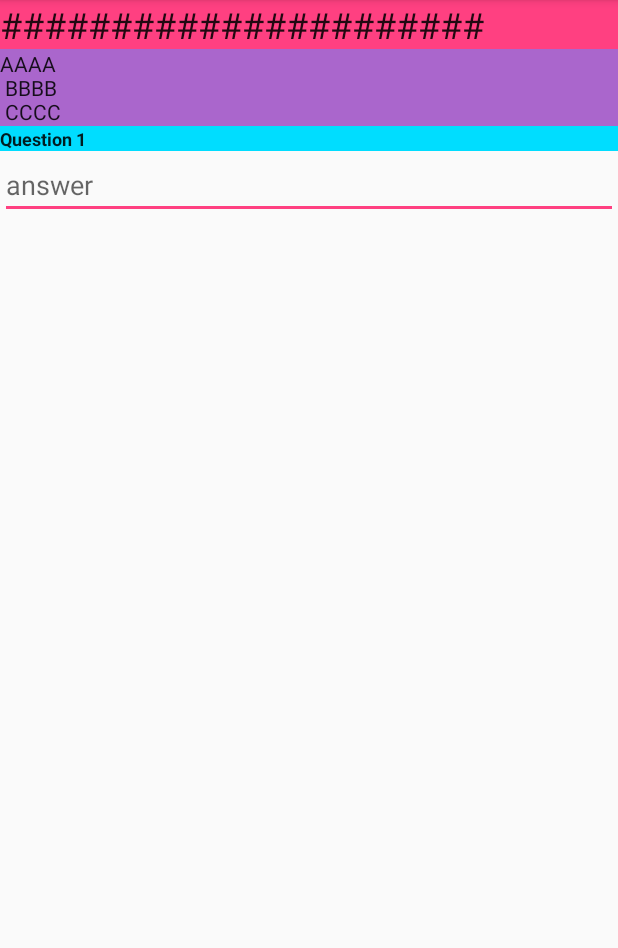
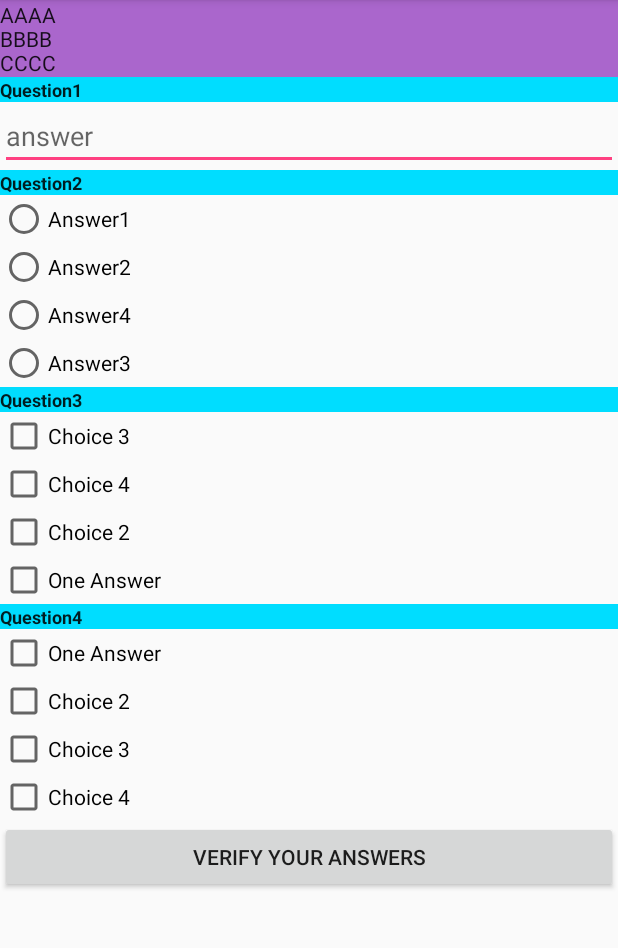
Before and after one commit to Rif7/QuizApp, an Android app: the screen it shows after launch (MainActivity), on a phone screen of 412 x 824 dp, the part 84-1032 px from its top. Run offline under Robolectric (Android 15) with nearby library versions, the phone set to English and light mode, and no system bars.

Commit message:
Created initial working version. TODO: - improve layout - create parser for questions (text,xml?) - delete initial test layout

```diff
--- a/app/src/main/java/com/example/android/quizapp/Choice.java
+++ b/app/src/main/java/com/example/android/quizapp/Choice.java
@@ -1,11 +1,9 @@
 package com.example.android.quizapp;
 
-import java.util.HashMap;
+import android.widget.CompoundButton;
 
 public class Choice {
-    private static HashMap<String, Choice> resIdMap;
-
-    private String resId;
+    private CompoundButton compoundButtonRef;
     private String choiceText;
     private boolean isChosen;
     private boolean isCorrect;
@@ -13,6 +11,14 @@ public class Choice {
     Choice(String choiceText, boolean isCorrect) {
         this.choiceText = choiceText;
         this.isCorrect = isCorrect;
+    }
+
+    void setCompoundButtonRef(CompoundButton compoundButton) {
+        this.compoundButtonRef = compoundButton;
+    }
+
+    void updateAnswer() {
+        isChosen = compoundButtonRef.isChecked();
     }
 
     String getChoiceText() {
@@ -23,15 +29,6 @@ public class Choice {
         return isCorrect;
     }
 
-    void setId(String resId) {
-        this.resId = resId;
-        resIdMap.put(this.resId, this);
-    }
-
-    public static HashMap<String, Choice> getResIdMap() {
-        return resIdMap;
-    }
-
     boolean isChosen() {
         return isChosen;
     }
--- a/app/src/main/java/com/example/android/quizapp/MainActivity.java
+++ b/app/src/main/java/com/example/android/quizapp/MainActivity.java
@@ -2,34 +2,44 @@ package com.example.android.quizapp;
 
 import android.support.v7.app.AppCompatActivity;
 import android.os.Bundle;
-import android.widget.EditText;
+import android.view.View;
 import android.widget.LinearLayout;
-import android.widget.TextView;
+import android.widget.Toast;
 
 public class MainActivity extends AppCompatActivity {
+    QuestionManager questionManager;
+    QuestionsLayout questionsLayout;
 
     @Override
     protected void onCreate(Bundle savedInstanceState) {
         super.onCreate(savedInstanceState);
         setContentView(R.layout.activity_main);
-        LinearLayout questionListView = findViewById(R.id.questionsListView);
-        questionListView.removeAllViewsInLayout();
+        LinearLayout questionListLinearLayout = findViewById(R.id.questionsListView);
+        questionManager = new QuestionManager();
+        questionsLayout = new QuestionsLayout(this, questionListLinearLayout, questionManager);
 
-        TextView introText = new TextView(this, null, R.attr.introStyleRef);
-        questionListView.addView(introText);
+        questionManager.createTextQuestion("Question1", "answer1");
+        questionManager.createSingleChoiceQuestion("Question2", "Answer1", new String[]{"Answer2", "Answer3", "Answer4"});
+        questionManager.createMultipleChoiceQuestion("Question3", new String[]{"One Answer"}, new String[]{"Choice 2", "Choice 3", "Choice 4"});
+        questionManager.createMultipleChoiceQuestion("Question4", new String[]{"One Answer"}, new String[]{"Choice 2", "Choice 3", "Choice 4"});
 
-        LinearLayout textAnswerQuestion = new LinearLayout(this, null, R.attr.questionAndAnswerLayoutRef);
-        TextView questionText = new TextView(this, null, R.attr.questionStyleRef);
-        questionText.setText("Question 1");
-        EditText textAnswer = new EditText(this, null, R.attr.textAnswerStyleRef);
-
-        textAnswerQuestion.addView(questionText);
-        textAnswerQuestion.addView(textAnswer);
-
-        questionListView.addView(textAnswerQuestion);
+        questionsLayout.createIntroTextLayout("AAAA\nBBBB\nCCCC");
+        questionsLayout.createAllQuestionsLayout();
     }
 
-//    TextView createIntroText(String text) {
-//
-//    }
+    public void clickGradingButton(View view) {
+        int total = 0;
+        int correct = 0;
+        for (AbstractQuestion question : questionManager.getQuestionList()) {
+            total++;
+            question.updateAnswer();
+            if (question.isCorrect()) {
+                correct++;
+            }
+        }
+        Toast toast = Toast.makeText(getApplicationContext(),
+                "You have result" + correct + "/" + total, Toast.LENGTH_SHORT);
+        toast.show();
+    }
+
 }
--- a/app/src/main/java/com/example/android/quizapp/Question.java
+++ b/app/src/main/java/com/example/android/quizapp/Question.java
@@ -1,10 +1,8 @@
 package com.example.android.quizapp;
 
-import android.util.Log;
+import android.widget.EditText;
 
 import java.util.ArrayList;
-
-import static android.content.ContentValues.TAG;
 
 abstract class AbstractQuestion {
     private String question;
@@ -12,15 +10,14 @@ abstract class AbstractQuestion {
     AbstractQuestion(String question) {
         this.question = question;
     }
-
     String getQuestion() {
         return question;
     }
 
     abstract boolean isCorrect();
-
     abstract boolean isAnswered();
 
+    abstract void updateAnswer();
 }
 
 abstract class ChoiceQuestion extends AbstractQuestion {
@@ -44,6 +41,13 @@ abstract class ChoiceQuestion extends AbstractQuestion {
         return false;
     }
 
+    @Override
+    void updateAnswer() {
+        for (Choice choice : this.choices) {
+            choice.updateAnswer();
+        }
+    }
+
 }
 
 
@@ -61,6 +65,7 @@ class MultipleChoiceQuestion extends ChoiceQuestion {
         }
         return true;
     }
+
 
 }
 
@@ -80,10 +85,10 @@ class SingleChoiceQuestion extends ChoiceQuestion {
     }
 }
 
-
 class TextEntryQuestion extends AbstractQuestion {
     private String answer;
     private String respond;
+    private EditText editTextRef;
 
     TextEntryQuestion(String question, String answer) {
         super(question);
@@ -99,6 +104,16 @@ class TextEntryQuestion extends AbstractQuestion {
         this.respond = respond.toLowerCase();
     }
 
+    void setEditTextRef(EditText editText) {
+        editTextRef = editText;
+    }
+
+
+    @Override
+    void updateAnswer() {
+        respond = editTextRef.getText().toString();
+    }
+
     @Override
     boolean isCorrect() {
         return this.answer.equals(this.respond);
--- a/app/src/main/java/com/example/android/quizapp/QuestionManager.java
+++ b/app/src/main/java/com/example/android/quizapp/QuestionManager.java
@@ -1,23 +1,38 @@
 package com.example.android.quizapp;
 
 import java.util.ArrayList;
-
+import java.util.Collections;
 
 class QuestionManager {
-    TextEntryQuestion getTextQuestion(String question, String answer) {
-        return new TextEntryQuestion(question, answer);
+    ArrayList<AbstractQuestion> questionList;
+
+    QuestionManager() {
+        questionList = new ArrayList<>();
     }
 
-    SingleChoiceQuestion getSingleChoiceQuestion(String question, String answer, String[] choices) {
+    ArrayList<AbstractQuestion> getQuestionList() {
+        return questionList;
+    }
+
+    TextEntryQuestion createTextQuestion(String question, String answer) {
+        TextEntryQuestion questionObject = new TextEntryQuestion(question, answer);
+        questionList.add(questionObject);
+        return questionObject;
+    }
+
+    SingleChoiceQuestion createSingleChoiceQuestion(String question, String answer, String[] choices) {
         ArrayList<Choice> choicesList = new ArrayList<>();
         choicesList.add(new Choice(answer, true));
         for (String choice : choices) {
             choicesList.add(new Choice(choice, false));
         }
-        return new SingleChoiceQuestion(question, choicesList);
+        Collections.shuffle(choicesList);
+        SingleChoiceQuestion questionObject = new SingleChoiceQuestion(question, choicesList);
+        questionList.add(questionObject);
+        return questionObject;
     }
 
-    MultipleChoiceQuestion getMultipleChoiceQuestion(String question, String[] answers, String[] choices) {
+    MultipleChoiceQuestion createMultipleChoiceQuestion(String question, String[] answers, String[] choices) {
         ArrayList<Choice> choicesList = new ArrayList<>();
         for (String choice : answers) {
             choicesList.add(new Choice(choice, true));
@@ -25,8 +40,19 @@ class QuestionManager {
         for (String choice : choices) {
             choicesList.add(new Choice(choice, false));
         }
-        return new MultipleChoiceQuestion(question, choicesList);
+        Collections.shuffle(choicesList);
+        MultipleChoiceQuestion questionObject = new MultipleChoiceQuestion(question, choicesList);
+        questionList.add(questionObject);
+        return questionObject;
     }
 
+//    int getNumberOfAllQuestions() {
+//        return questionList.size();
+//    }
+//
+//    void getNumberOfCorrectAnswers() {
+//         int counterCorrectAnswers = 0;
+//         for
+//    }
 
 }
--- /dev/null
+++ b/app/src/main/java/com/example/android/quizapp/QuestionsLayout.java
@@ -0,0 +1,89 @@
+package com.example.android.quizapp;
+
+
+import android.content.Context;
+import android.widget.CheckBox;
+import android.widget.EditText;
+import android.widget.LinearLayout;
+import android.widget.RadioButton;
+import android.widget.RadioGroup;
+import android.widget.TextView;
+
+import java.util.ArrayList;
+
+public class QuestionsLayout {
+    Context mainActivityContext;
+    LinearLayout questionsListView;
+    QuestionManager questionManager;
+
+
+    QuestionsLayout(Context mainActivityContext, LinearLayout questionsListView, QuestionManager questionManager) {
+        this.mainActivityContext = mainActivityContext;
+        this.questionsListView = questionsListView;
+        this.questionManager = questionManager;
+        this.questionsListView.removeAllViewsInLayout();
+    }
+
+    void createIntroTextLayout(String text) {
+        TextView introText = new TextView(mainActivityContext, null, R.attr.introStyleRef);
+        introText.setText(text);
+        questionsListView.addView(introText);
+    }
+
+    private LinearLayout createQuestionBaseLayout(String question) {
+        LinearLayout textAnswerQuestion = new LinearLayout(mainActivityContext, null, R.attr.questionAndAnswerLayoutRef);
+        TextView questionText = new TextView(mainActivityContext, null, R.attr.questionStyleRef);
+        questionText.setText(question);
+        textAnswerQuestion.addView(questionText);
+        return textAnswerQuestion;
+    }
+
+    private LinearLayout createTextAnswerQuestionLayout(TextEntryQuestion textEntryQuestion) {
+        LinearLayout questionBaseLayout = createQuestionBaseLayout(textEntryQuestion.getQuestion());
+        EditText textAnswer = new EditText(mainActivityContext, null, R.attr.textAnswerStyleRef);
+        textEntryQuestion.setEditTextRef(textAnswer);
+        questionBaseLayout.addView(textAnswer);
+        return questionBaseLayout;
+    }
+
+    private LinearLayout createSingleChoiceQuestionLayout(SingleChoiceQuestion singleChoiceQuestion) {
+        LinearLayout questionBaseLayout = createQuestionBaseLayout(singleChoiceQuestion.getQuestion());
+        ArrayList<Choice> choiceArrayList = singleChoiceQuestion.getChoices();
+        RadioGroup radioGroup = new RadioGroup(mainActivityContext);
+        for (Choice choice : choiceArrayList) {
+            RadioButton radioButton = new RadioButton(mainActivityContext, null, R.attr.radioButtonStyle);
+            radioButton.setText(choice.getChoiceText());
+            choice.setCompoundButtonRef(radioButton);
+            radioGroup.addView(radioButton);
+        }
+        questionBaseLayout.addView(radioGroup);
+        return questionBaseLayout;
+    }
+
+    private LinearLayout createMultipleChoiceQuestionLayout(MultipleChoiceQuestion multipleChoiceQuestion) {
+        LinearLayout questionBaseLayout = createQuestionBaseLayout(multipleChoiceQuestion.getQuestion());
+        ArrayList<Choice> choiceArrayList = multipleChoiceQuestion.getChoices();
+        for (Choice choice : choiceArrayList) {
+            CheckBox checkBox = new CheckBox(mainActivityContext, null, R.attr.checkboxStyle);
+            checkBox.setText(choice.getChoiceText());
+            choice.setCompoundButtonRef(checkBox);
+            questionBaseLayout.addView(checkBox);
+        }
+        return questionBaseLayout;
+    }
+
+    void createAllQuestionsLayout() {
+        for (AbstractQuestion question : questionManager.getQuestionList()) {
+            LinearLayout questionView = null;
+            if (question instanceof TextEntryQuestion) {
+                questionView = createTextAnswerQuestionLayout((TextEntryQuestion) question);
+            } else if (question instanceof SingleChoiceQuestion) {
+                questionView = createSingleChoiceQuestionLayout((SingleChoiceQuestion) question);
+            } else if (question instanceof MultipleChoiceQuestion) {
+                questionView = createMultipleChoiceQuestionLayout((MultipleChoiceQuestion) question);
+            }
+            questionsListView.addView(questionView);
+        }
+    }
+
+}
--- a/app/src/main/res/layout/activity_main.xml
+++ b/app/src/main/res/layout/activity_main.xml
@@ -1,16 +1,20 @@
 <?xml version="1.0" encoding="utf-8"?>
-<LinearLayout xmlns:android="http://schemas.android.com/apk/res/android"
+<RelativeLayout xmlns:android="http://schemas.android.com/apk/res/android"
     xmlns:tools="http://schemas.android.com/tools"
     android:layout_width="match_parent"
     android:layout_height="match_parent"
     android:orientation="vertical"
     tools:context="com.example.android.quizapp.MainActivity">
 
-    <TextView style="@style/header" />
-
     <ScrollView
+        android:layout_alignParentTop="true"
         android:layout_width="match_parent"
         android:layout_height="wrap_content">
+
+        <LinearLayout
+            android:layout_width="match_parent"
+            android:layout_height="wrap_content"
+            android:orientation="vertical">
 
             <LinearLayout
                 android:id="@+id/questionsListView"
@@ -38,7 +42,7 @@
 
                     <RadioGroup
                         android:layout_width="wrap_content"
-                    android:layout_height="match_parent">
+                        android:layout_height="wrap_content">
 
                         <RadioButton
                             android:text="question2_answer1"
@@ -75,7 +79,14 @@
                         style="@style/checkBoxAnswer" />
 
                 </LinearLayout>
+
+            </LinearLayout>
+
+            <Button
+                android:onClick="clickGradingButton"
+                style="@style/gradingButton" />
+
         </LinearLayout>
     </ScrollView>
 
-</LinearLayout>
+</RelativeLayout>
--- a/app/src/main/res/values/styles.xml
+++ b/app/src/main/res/values/styles.xml
@@ -4,6 +4,7 @@
         <attr name="questionStyleRef" format="reference" />
         <attr name="textAnswerStyleRef" format="reference" />
         <attr name="questionAndAnswerLayoutRef" format="reference" />
+        <attr name="gradingButtonStyleRef" format="reference" />
     </declare-styleable>
 
     <style name="AppTheme" parent="Theme.AppCompat.Light.DarkActionBar">
@@ -14,20 +15,14 @@
         <item name="questionAndAnswerLayoutRef">@style/questionAndAnswerLayout</item>
         <item name="questionStyleRef">@style/question</item>
         <item name="textAnswerStyleRef">@style/textAnswer</item>
-    </style>
-
-    <style name="header" parent="Base.TextAppearance.AppCompat.Headline">
-        <item name="android:layout_width">match_parent</item>
-        <item name="android:layout_height">wrap_content</item>
-        <item name="android:background">@color/colorAccent</item>
-        <item name="android:text">######################"</item>
+        <item name="gradingButtonStyleRef">@style/gradingButton</item>
     </style>
 
     <style name="intro" parent="Base.TextAppearance.AppCompat">
         <item name="android:layout_width">match_parent</item>
         <item name="android:layout_height">wrap_content</item>
         <item name="android:background">@android:color/holo_purple</item>
-        <item name="android:text">AAAA\n BBBB\n CCCC"</item>
+        <item name="android:text">AAAA\nBBBB\nCCCC"</item>
     </style>
 
     <style name="question" parent="Base.TextAppearance.AppCompat">
@@ -61,4 +56,11 @@
         <item name="android:orientation">vertical</item>
     </style>
 
+    <style name="gradingButton">
+        <item name="android:layout_width">match_parent</item>
+        <item name="android:layout_height">wrap_content</item>
+        <item name="android:text">Verify your answers</item>
+        <item name="android:layout_alignParentBottom">true</item>
+    </style>
+
 </resources>
```
Also changed, not shown: 2 other files. Lines whose indentation alone changed are shown as unchanged.
